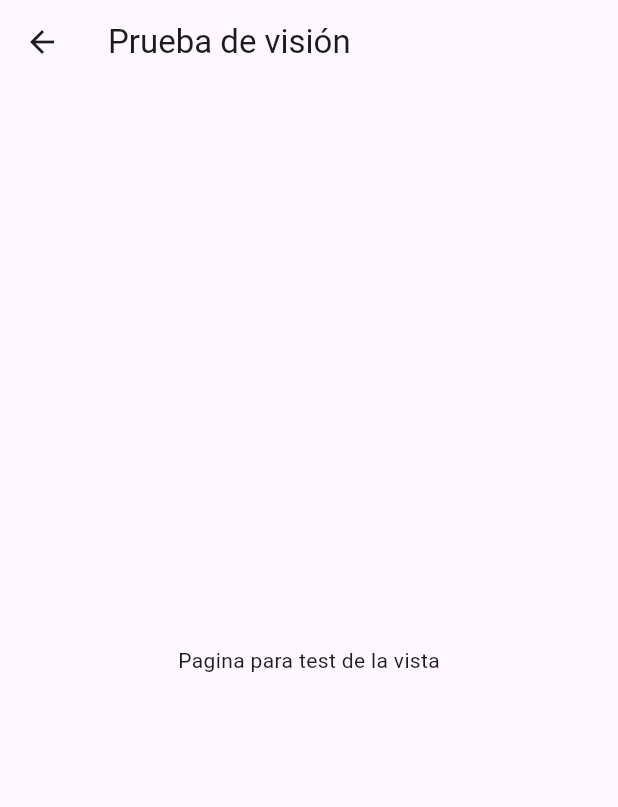
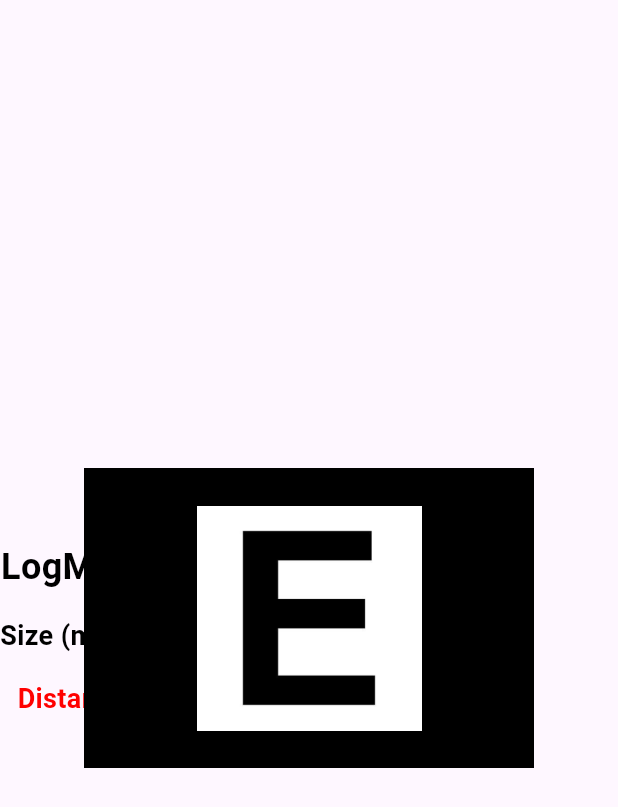
Before and after one commit to Jairo010/mobile_app_vista, a Flutter app: the TestEyesightPage screen opened directly, on a phone screen of 412 x 824 dp. Shown: the top 807 px of the screen. Run offline on Flutter 3.47's test engine with Material 3 defaults, Android fonts, the light colour scheme and no system bars.

Commit message:
test_eyes contentent was been added

```diff
--- a/lib/classes/test_eyes.dart
+++ b/lib/classes/test_eyes.dart
@@ -5,15 +5,59 @@ class TestEyesightPage extends StatelessWidget {
 
   @override
   Widget build(BuildContext context) {
-    // ignore: deprecated_member_use
-    return WillPopScope(
-      onWillPop: () async {
-        Navigator.of(context).popUntil((route) => route.isFirst);
-        return false;
-      },
-      child: Scaffold(
-        appBar: AppBar(title: const Text("Prueba de visión")),
-        body: const Center(child: Text("Pagina para test de la vista")),
+    return Scaffold(
+      body: Stack(
+        children: [
+          const Column(
+            mainAxisAlignment: MainAxisAlignment.center,
+            children: [
+              SizedBox(height: 16),
+              // Textos
+              Text(
+                'LogMar 1.0',
+                style: TextStyle(
+                  color: Color.fromARGB(255, 0, 0, 0),
+                  fontSize: 24,
+                  fontWeight: FontWeight.bold,
+                ),
+              ),
+              SizedBox(height: 16),
+              Text(
+                'Size (mm) 29.1',
+                style: TextStyle(
+                  color: Color.fromARGB(255, 0, 0, 0),
+                  fontSize: 18,
+                  fontWeight: FontWeight.bold,
+                ),
+              ),
+              SizedBox(height: 16),
+              Text(
+                'Distance 2m',
+                style: TextStyle(
+                  color: Color.fromARGB(255, 255, 0, 0),
+                  fontSize: 18,
+                  fontWeight: FontWeight.bold,
+                ),
+              ),
+            ],
+          ),
+          Center(
+            child: Container(
+              color: Colors.black,
+              width: 300, // Ancho del contenedor
+              height: 200, // Alto del contenedor
+              child: Center(
+                child: Image.asset(
+                  'assets/images/letter.jpg',
+                  height: 150, // Altura de la imagen dentro del contenedor
+                  width: 150, // Ancho de la imagen dentro del contenedor
+                  fit: BoxFit.cover,
+                ),
+              ),
+            ),
+          ),
+          // Columna con el contenido
+        ],
       ),
     );
   }
```
Also changed, not shown: lib/classes/instructions.dart (+5 -6 lines), assets/images/letter.jpg (added).
